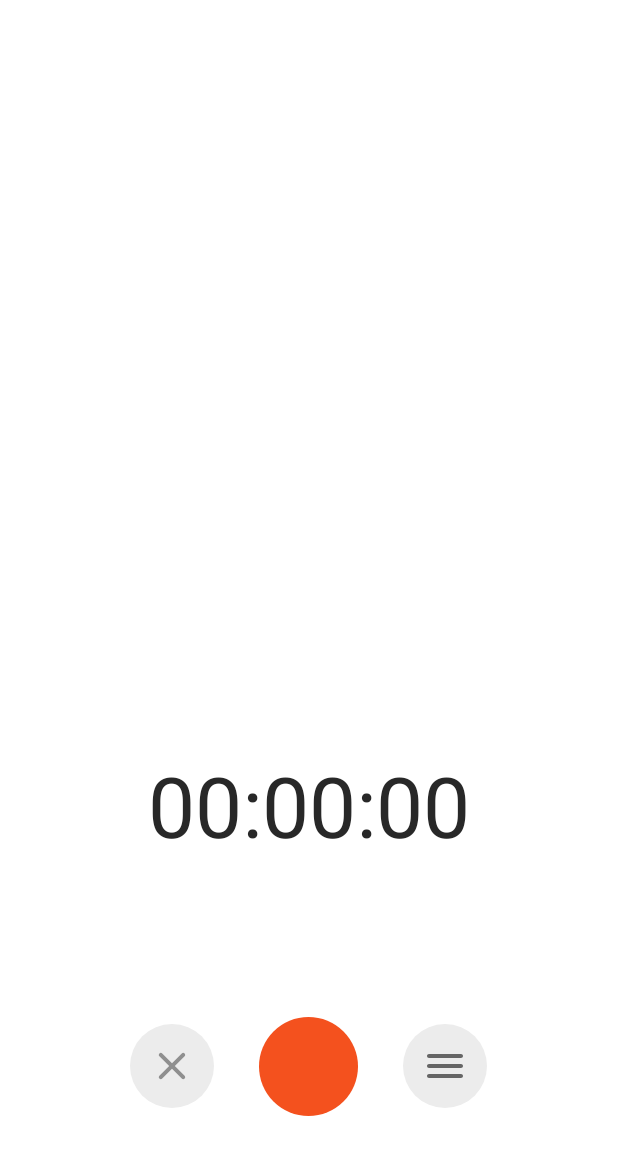
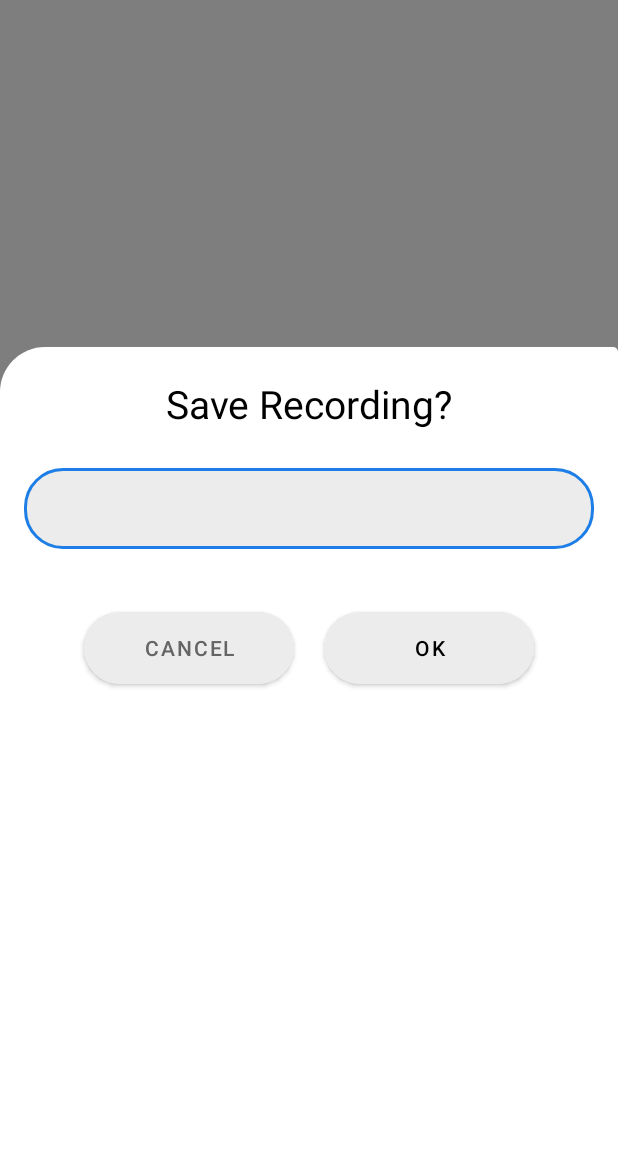
Before and after one commit to BiaDd/looper, an Android app: the screen it shows after launch (MainActivity), on a phone screen of 412 x 824 dp. Shown: the top 1155 px of the screen. Run offline under Robolectric (Android 15) with nearby library versions, the phone set to English and light mode, and no system bars.

Commit message:
Bottom sheet layout partially done

```diff
--- a/app/build.gradle
+++ b/app/build.gradle
@@ -48,6 +48,4 @@ dependencies {
     // for adding cardview
     implementation 'androidx.cardview:cardview:1.0.0'
 
-    // fab button
-    implementation 'com.google.android.material:material:1.8.0-alpha01'
 }
--- /dev/null
+++ b/app/src/main/res/drawable/background_round.xml
@@ -0,0 +1,8 @@
+<?xml version="1.0" encoding="utf-8"?>
+<shape xmlns:android="http://schemas.android.com/apk/res/android">
+    <solid android:color="@color/white"/>
+    <corners
+        android:topRightRadius="3dp"
+        android:topLeftRadius="30dp" />
+
+</shape>
--- a/app/src/main/res/layout/activity_main.xml
+++ b/app/src/main/res/layout/activity_main.xml
@@ -1,10 +1,15 @@
 <?xml version="1.0" encoding="utf-8"?>
-<androidx.constraintlayout.widget.ConstraintLayout xmlns:android="http://schemas.android.com/apk/res/android"
+
+<androidx.coordinatorlayout.widget.CoordinatorLayout
+    xmlns:android="http://schemas.android.com/apk/res/android"
     xmlns:tools="http://schemas.android.com/tools"
     xmlns:app="http://schemas.android.com/apk/res-auto"
     android:layout_width="match_parent"
     android:layout_height="match_parent"
     tools:context=".MainActivity">
+    <androidx.constraintlayout.widget.ConstraintLayout
+        android:layout_width="match_parent"
+        android:layout_height="match_parent">
 
 
         <TextView
@@ -65,10 +70,17 @@
                 android:background="@drawable/ic_ripple"
                 android:layout_height="@dimen/btn_size"
                 />
-
-
-
         </LinearLayout>
 
 
     </androidx.constraintlayout.widget.ConstraintLayout>
+
+    <View
+        android:id="@+id/bottomSheetBG"
+        android:layout_width="match_parent"
+        android:layout_height="match_parent"
+        android:background="@color/opaqueBG"/>
+
+    <include layout="@layout/bottom_sheet"/>
+
+</androidx.coordinatorlayout.widget.CoordinatorLayout>
--- /dev/null
+++ b/app/src/main/res/layout/bottom_sheet.xml
@@ -0,0 +1,60 @@
+<?xml version="1.0" encoding="utf-8"?>
+<LinearLayout xmlns:android="http://schemas.android.com/apk/res/android"
+    android:layout_width="match_parent"
+    android:layout_height="match_parent"
+    xmlns:app="http://schemas.android.com/apk/res-auto"
+    android:orientation="vertical"
+    app:layout_behavior="@string/bottom_sheet_behavior"
+    android:background="@drawable/background_round">
+
+    <TextView
+        android:layout_width="match_parent"
+        android:layout_height="wrap_content"
+        android:text="Save Recording?"
+        android:textSize="26sp"
+        android:textAlignment="center"
+        android:layout_marginTop="20dp"
+        android:textColor="@color/black"/>
+
+    <com.google.android.material.textfield.TextInputLayout
+        style="@style/TextLayoutStyle"
+        android:layout_width="match_parent"
+        android:layout_height="wrap_content">
+        <com.google.android.material.textfield.TextInputEditText
+            android:id="@+id/filenameinput"
+            android:layout_width="match_parent"
+            android:layout_height="wrap_content"
+            android:layout_margin="16dp"
+            android:padding="16dp"/>
+
+    </com.google.android.material.textfield.TextInputLayout>
+
+    <LinearLayout
+        android:layout_width="match_parent"
+        android:layout_height="wrap_content"
+        android:gravity="center"
+        android:layout_marginBottom="80dp">
+
+        <com.google.android.material.button.MaterialButton
+            android:id="@+id/btnCancel"
+            android:layout_width="140dp"
+            android:layout_height="60dp"
+            android:text="Cancel"
+            android:backgroundTint="@color/gray"
+            android:textColor="@color/grayDark"
+            app:cornerRadius="26dp"
+            app:rippleColor="@color/grayDark"/>
+
+        <com.google.android.material.button.MaterialButton
+            android:id="@+id/btnOk"
+            android:layout_width="140dp"
+            android:layout_height="60dp"
+            android:text="Ok"
+            android:layout_marginStart="20dp"
+            android:backgroundTint="@color/gray"
+            android:textColor="@color/black"
+            app:cornerRadius="26dp"
+            app:rippleColor="@color/grayDark"/>
+    </LinearLayout>
+
+</LinearLayout>
--- a/app/src/main/res/values-night/themes.xml
+++ b/app/src/main/res/values-night/themes.xml
@@ -17,4 +17,15 @@
         <item name="rippleColor">@color/grayDarkDisabled</item>
         <item name="android:textColor">@color/white</item>
     </style>
+
+    <style name="TextLayoutStyle" parent="Widget.MaterialComponents.TextInputLayout.OutlinedBox">
+        <item name="android:layout_marginTop">20dp</item>
+        <item name="android:layout_marginBottom">20dp</item>
+        <item name="boxBackgroundColor">@color/gray</item>
+        <item name="boxStrokeColor">@color/strokeColor</item>
+        <item name="boxCornerRadiusBottomStart">26dp</item>
+        <item name="boxCornerRadiusBottomEnd">26dp</item>
+        <item name="boxCornerRadiusTopStart">26dp</item>
+        <item name="boxCornerRadiusTopEnd">26dp</item>
+    </style>
 </resources>
--- a/app/src/main/res/values/colors.xml
+++ b/app/src/main/res/values/colors.xml
@@ -16,4 +16,7 @@
     <color name="colorText">#282828</color>
 
     <color name="statusColor">#EDEDED</color>
+    <color name="strokeColor">#1C7EE6</color>
+
+    <color name="opaqueBG">#81000000</color>
 </resources>
--- a/app/src/main/res/values/themes.xml
+++ b/app/src/main/res/values/themes.xml
@@ -16,7 +16,16 @@
 
         <item name="rippleColor">@color/grayDarkDisabled</item>
         <item name="android:textColor">@color/colorText</item>
+    </style>
 
-
+    <style name="TextLayoutStyle" parent="Widget.MaterialComponents.TextInputLayout.OutlinedBox">
+        <item name="android:layout_marginTop">20dp</item>
+        <item name="android:layout_marginBottom">20dp</item>
+        <item name="boxBackgroundColor">@color/gray</item>
+        <item name="boxStrokeColor">@color/strokeColor</item>
+        <item name="boxCornerRadiusBottomStart">26dp</item>
+        <item name="boxCornerRadiusBottomEnd">26dp</item>
+        <item name="boxCornerRadiusTopStart">26dp</item>
+        <item name="boxCornerRadiusTopEnd">26dp</item>
     </style>
 </resources>
```
Lines whose indentation alone changed are shown as unchanged.
